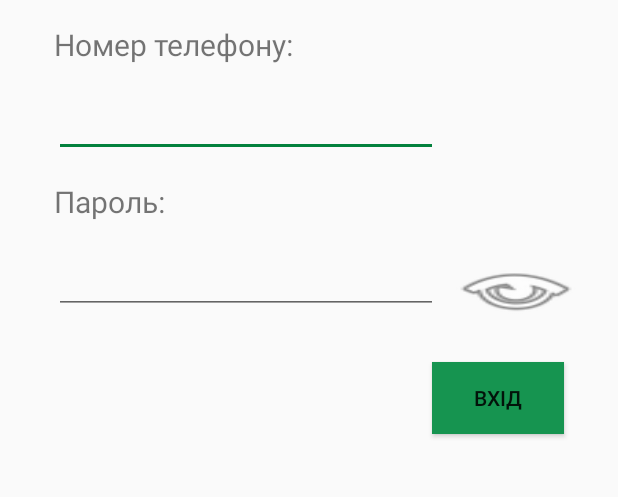
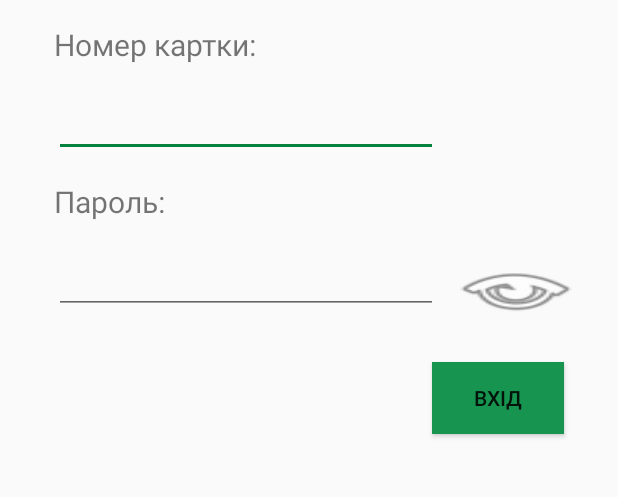
Before and after one commit to DarthCat1/respos-loyalty, an Android app: the screen it shows after launch (MainActivity), on a phone screen of 412 x 824 dp, the part 329-826 px from its top. Run offline under Robolectric (Android 15) with nearby library versions, the phone set to English and light mode, and no system bars.

```diff
--- a/app/src/main/AndroidManifest.xml
+++ b/app/src/main/AndroidManifest.xml
@@ -10,7 +10,8 @@
         android:label="@string/app_name"
         android:roundIcon="@mipmap/ic_launcher_round"
         android:supportsRtl="true"
-        android:theme="@style/AppTheme">
+        android:theme="@style/AppTheme"
+        android:usesCleartextTraffic="true">
 
 
         <activity android:name=".ProfileActivity" />
--- a/app/src/main/java/com/example/resposloyalty/Authenticator.java
+++ b/app/src/main/java/com/example/resposloyalty/Authenticator.java
@@ -12,6 +12,11 @@ import java.io.Serializable;
 
 public class Authenticator implements LoyaltyConnectable, Serializable {
     private String token;
+
+    public void setErrorMessage(String errorMessage) {
+        this.errorMessage = errorMessage;
+    }
+
     private String errorMessage;
 
     public Authenticator() {
--- a/app/src/main/res/layout/activity_main.xml
+++ b/app/src/main/res/layout/activity_main.xml
@@ -15,7 +15,7 @@
         android:layout_height="wrap_content"
         android:layout_marginLeft="36dp"
         android:layout_marginBottom="16dp"
-        android:text="Номер телефону:"
+        android:text="Номер картки:"
         android:textSize="20sp" />
 
     <EditText
```
Also changed, not shown: app/src/main/java/com/example/resposloyalty/MainActivity.java (+6 -2 lines).
